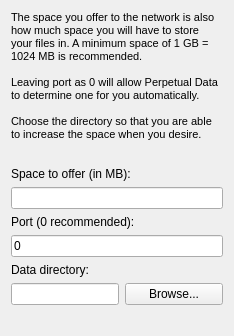
First picture: the form in src/qt/ui/create_page_localvault_setup.ui, repository maidsafe-archive/MaidSafe-Encrypt, before the edit.
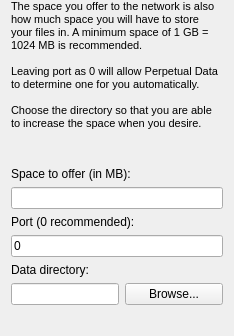
Second picture: the form after the edit.

What changed in the file:
```diff
--- a/src/qt/ui/create_page_localvault_setup.ui
+++ b/src/qt/ui/create_page_localvault_setup.ui
@@ -14,6 +14,12 @@
    <string/>
   </property>
   <layout class="QVBoxLayout" name="verticalLayout">
+   <property name="topMargin">
+    <number>0</number>
+   </property>
+   <property name="bottomMargin">
+    <number>0</number>
+   </property>
    <item>
     <widget class="QLabel" name="label">
      <property name="font">
```
